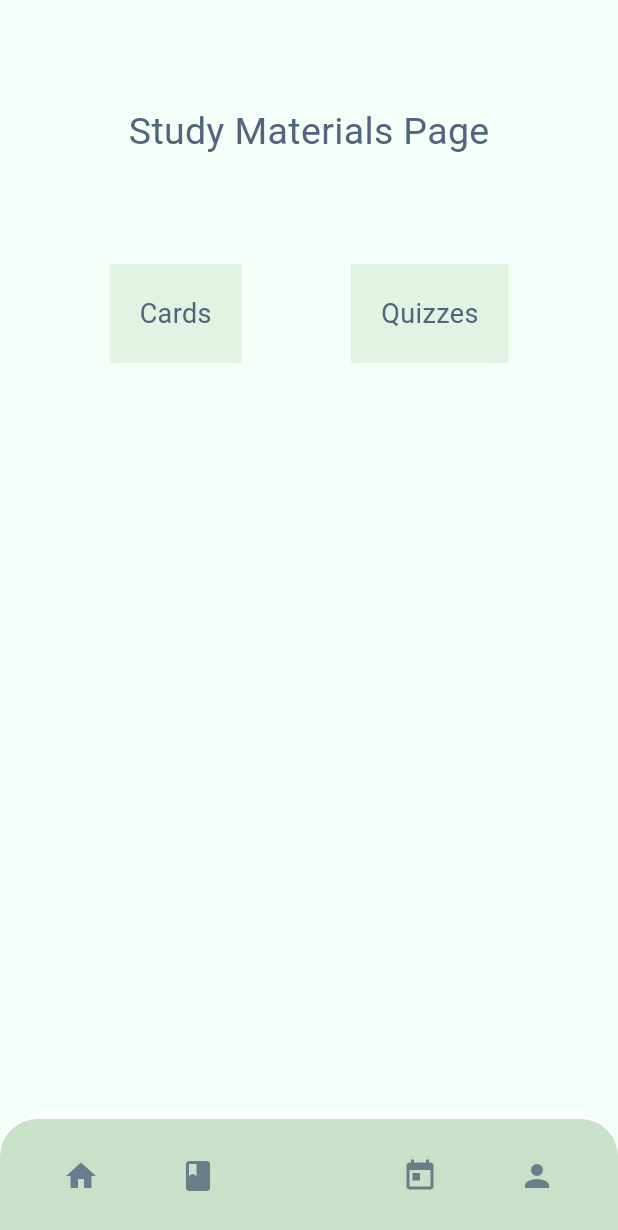
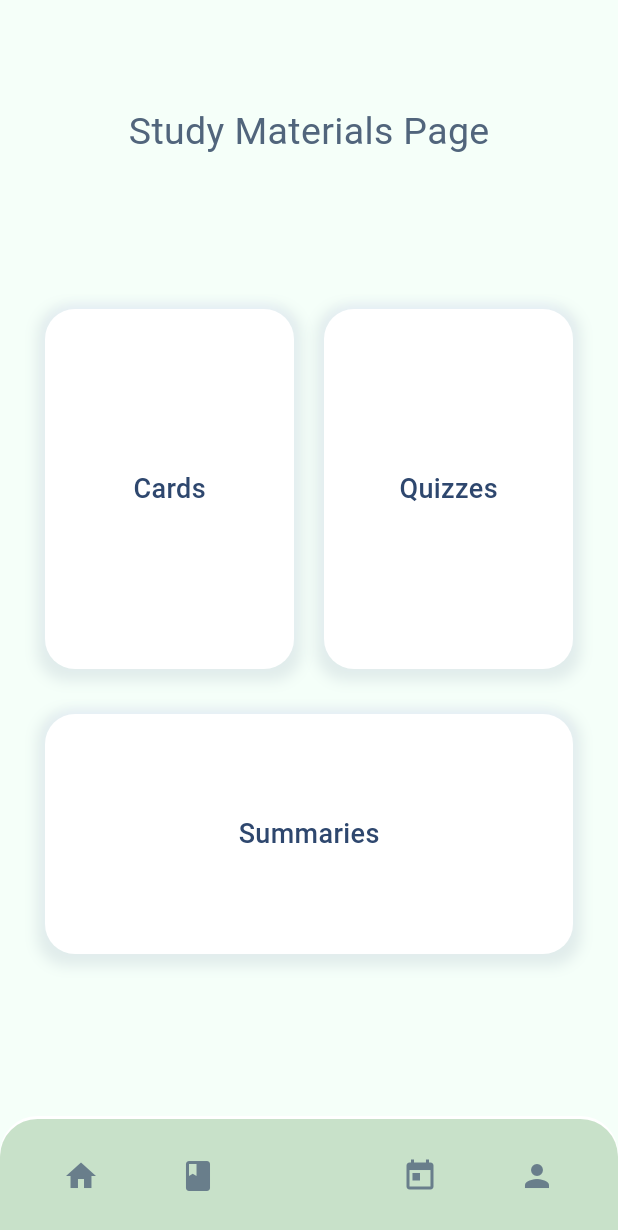
Before and after one commit to blueCuraca0/notenova, a Flutter app: the AuthorizationPage screen opened by its route, after a tap on the "book" icon, on a phone screen of 412 x 824 dp. Shown: the top 1230 px of the screen. Run offline on Flutter 3.47's test engine with Material 3 defaults, Android fonts, the phone set to English and light mode, and no system bars; our stand-ins replace cloud_firestore, easy_localization, firebase_auth, firebase_core, flutter_bloc, flutter_local_notifications and 3 more; accounts and stored records are empty; Roboto replaces fonts that are missing (Ubuntu).

Commit message:
something went wrong :(

```diff
--- a/lib/features/autorization/presentation/pages/authoriazation_page.dart
+++ b/lib/features/autorization/presentation/pages/authoriazation_page.dart
@@ -13,7 +13,7 @@ class AuthorizationPage extends StatelessWidget {
         stream: FirebaseAuth.instance.authStateChanges(),
         builder: (context, snapshot) {
           if (snapshot.hasData && snapshot.data != null) {
-            return MainPage();
+            return const MainPage();
           }
           return LoginPage();
         },
--- a/lib/features/autorization/presentation/pages/login_page.dart
+++ b/lib/features/autorization/presentation/pages/login_page.dart
@@ -54,9 +54,6 @@ class _LoginPageState extends State<LoginPage> {
     }
   }
 
-  void _singInAnonymous() {
-
-  }
 
   @override
   Widget build(BuildContext context) {
--- a/lib/features/cards/presentation/pages/create_cards_page.dart
+++ b/lib/features/cards/presentation/pages/create_cards_page.dart
@@ -1,10 +1,6 @@
-import 'package:flutter/cupertino.dart';
 import 'package:flutter/material.dart';
-import 'package:flutter/widgets.dart';
-import 'package:notenova/core/utils/c_routes.dart';
 import 'package:notenova/core/widgets/custom_button.dart';
 import 'package:notenova/features/cards/data/firebase_service.dart';
-import 'package:notenova/features/cards/data/models/flashcard_stack_model.dart';
 import 'package:notenova/features/cards/presentation/pages/flashcard_page.dart';
 import 'package:notenova/features/cards/presentation/widgets/light_rounded_bg.dart';
 
@@ -14,6 +10,7 @@ import '../../../../core/widgets/bottom_nav_bar.dart';
 import '../../../../core/widgets/custom_app_bar.dart';
 import '../../../../main.dart';
 import '../../domain/entities/flashcard.dart';
+import '../../domain/entities/flashcard_stack.dart';
 import '../tiles/card_editing_tile.dart';
 
 class CreateCardsPage extends StatefulWidget {
--- a/lib/features/cards/presentation/pages/flashcard_page.dart
+++ b/lib/features/cards/presentation/pages/flashcard_page.dart
@@ -1,11 +1,11 @@
 import 'package:flutter/material.dart';
 import 'package:notenova/core/utils/constants.dart';
 import 'package:notenova/core/widgets/custom_app_bar.dart';
-import 'package:notenova/features/cards/data/models/flashcard_stack_model.dart';
 import 'package:notenova/features/cards/presentation/pages/card_stacks_page.dart';
 import '../../../../core/style/c_colors.dart';
 import '../../../../core/widgets/congratulations_dialog.dart';
 import '../../domain/entities/flashcard.dart';
+import '../../domain/entities/flashcard_stack.dart';
 import '../tiles/flashcard_tile.dart';
 
 class FlashcardPage extends StatefulWidget {
--- a/lib/features/cards/presentation/tiles/card_stack_tile.dart
+++ b/lib/features/cards/presentation/tiles/card_stack_tile.dart
@@ -1,12 +1,9 @@
-import 'package:flutter/cupertino.dart';
 import 'package:flutter/material.dart';
-import 'package:notenova/core/widgets/custom_button.dart';
-import 'package:notenova/features/cards/presentation/pages/flashcard_page.dart';
 import 'package:notenova/features/cards/presentation/widgets/learning_mode_dialod.dart';
 
 import '../../../../core/style/c_colors.dart';
 import '../../../../core/utils/constants.dart';
-import '../../data/models/flashcard_stack_model.dart';
+import '../../domain/entities/flashcard_stack.dart';
 
 class CardStackTile extends StatelessWidget {
   final CardStack _cardStack;
--- a/lib/features/cards/presentation/widgets/card_stack_list.dart
+++ b/lib/features/cards/presentation/widgets/card_stack_list.dart
@@ -4,6 +4,7 @@ import 'package:notenova/features/cards/data/firebase_service.dart';
 import 'package:notenova/features/cards/presentation/tiles/card_stack_tile.dart';
 
 import '../../data/models/flashcard_stack_model.dart';
+import '../../domain/entities/flashcard_stack.dart';
 
 class CardStackList extends StatelessWidget {
   const CardStackList({super.key});
@@ -37,7 +38,7 @@ class CardStackList extends StatelessWidget {
               DocumentSnapshot document = cardStackList[index];
               // getting a single card stack
               Map<String, dynamic> data = document.data() as Map<String, dynamic>;
-              CardStack cardStack = CardStack.cardStackFromJson(data);
+              CardStack cardStack = CardStackModel.cardStackFromJson(data);
 
               // outputs card stack's info (for testing)
               // List<dynamic> cards = data['cards'] as List<dynamic>;
--- a/lib/features/cards/presentation/widgets/learning_mode_dialod.dart
+++ b/lib/features/cards/presentation/widgets/learning_mode_dialod.dart
@@ -1,9 +1,9 @@
 import 'package:flutter/cupertino.dart';
 import 'package:flutter/material.dart';
 import 'package:notenova/core/utils/constants.dart';
-import 'package:notenova/features/cards/data/models/flashcard_stack_model.dart';
 import 'package:notenova/features/cards/presentation/pages/flashcard_page.dart';
 import 'package:notenova/features/cards/presentation/pages/writing_card_page.dart';
+import '../../domain/entities/flashcard_stack.dart';
 
 class LearningModeDialog extends StatelessWidget {
   final CardStack _cardStack;
--- a/lib/features/quiz_and_card/presentation/pages/study_materials_page.dart
+++ b/lib/features/quiz_and_card/presentation/pages/study_materials_page.dart
@@ -1,5 +1,7 @@
 import 'package:flutter/material.dart';
-import 'package:notenova/features/quiz_and_card/presentation/pages/quiz_page.dart';
+import 'package:notenova/core/utils/constants.dart';
+import 'package:notenova/core/widgets/custom_button.dart';
+import 'package:notenova/features/summary/presentation/pages/summary_page.dart';
 import '../../../../core/widgets/bottom_nav_bar.dart';
 import '../../../../main.dart';
 import '../../../cards/presentation/pages/card_stacks_page.dart';
@@ -8,6 +10,7 @@ import '../../../cards/presentation/pages/card_stacks_page.dart';
 import '../../../cards/presentation/pages/card_stacks_page.dart';
 
 import '../../../../core/style/c_colors.dart';
+import '../../../quizzes/presentation/main_page/quiz_page.dart';
 
 class StudyMaterialsPage extends StatelessWidget {
   const StudyMaterialsPage({super.key});
@@ -15,6 +18,7 @@ class StudyMaterialsPage extends StatelessWidget {
   @override
   Widget build(BuildContext context) {
     final height = MediaQuery.sizeOf(context).height;
+    final width = MediaQuery.sizeOf(context).width;
 
     return Scaffold(
       body: Stack(
@@ -29,42 +33,63 @@ class StudyMaterialsPage extends StatelessWidget {
                   style: TextStyle(fontSize: 25),
                 ),
               ),
+
+              Padding(
+                padding: const EdgeInsets.all(30),
+                child: Column(
+                  children: [
                     Row(
-                mainAxisAlignment: MainAxisAlignment.spaceEvenly,
+                      mainAxisAlignment: MainAxisAlignment.spaceBetween,
                       children: [
-                  // C A R D S
-                  InkWell(
-                    onTap: () {
+                        CustomButton(
+                          text: "Cards",
+                          color: Theme.of(context).cardColor,
+                          buttonPadding: buttonPadding,
+                          width: width / 2 - 40,
+                          height: bottomNavBarHeight * 3,
+                          onPressed: () {
                             Navigator.push(context, MaterialPageRoute(builder: (context) {
                               return const CardStacksPage();
                             }));
                           },
-                    child: Container(
-                      color: CColors.accent,
-                      alignment: Alignment.center,
-                      padding: const EdgeInsets.all(20),
-                      child: const Text("Cards"),
                         ),
+                        CustomButton(
+                          text: "Quizzes",
+                          color: Theme.of(context).cardColor,
+                          buttonPadding: buttonPadding,
+                          width: width / 2 - 40,
+                          height: bottomNavBarHeight * 3,
+                          onPressed: () {
+                            Navigator.push(context, MaterialPageRoute(builder: (context) {
+                              return QuizPage();
+                            }));
+                          },
+                        ),
+                      ],
                     ),
 
-                  //  Q I Z Z E S
-                  InkWell(
-                    onTap: () {
+                    bigSizedBoxHeight,
+
+                    // S U M M A R Y
+                    CustomButton(
+                      text: "Summaries",
+                      color: Theme.of(context).cardColor,
+                      buttonPadding: buttonPadding,
+                      height: bottomNavBarHeight * 2,
+                      onPressed: () {
                         Navigator.push(context, MaterialPageRoute(builder: (context) {
-                        return const QuizPage();
+                          return const SummariesPage();
                         }));
                       },
-                    child: Container(
-                      color: CColors.accent,
-                      alignment: Alignment.center,
-                      padding: const EdgeInsets.all(20),
-                      child: const Text("Quizzes"),
                     ),
+
+                  ],
                 ),
-                ],
               )
             ],
           ),
+
+
           SizedBox(
             height: height,
             child: Align(
--- a/pubspec.yaml
+++ b/pubspec.yaml
@@ -72,7 +72,8 @@ flutter:
   assets:
     - assets/images/
     - assets/translations/
-    - assets/service_credentials.json
+#    - assets/service_credentials.json
+
   # An image asset can refer to one or more resolution-specific "variants", see
   # https://flutter.dev/assets-and-images/#resolution-aware
 
```
Also changed, not shown: lib/features/cards/data/firebase_service.dart (+6 -5 lines), lib/features/cards/data/models/flashcard_model.dart (deleted, +0 -10 lines), lib/features/cards/data/models/flashcard_stack_model.dart (+2 -10 lines), lib/features/cards/domain/entities/flashcard_stack.dart (added, +14 -0 lines), lib/features/cards/presentation/pages/create_card_stack_page.dart (+5 -4 lines), lib/features/quiz_and_card/presentation/pages/quiz_page.dart (deleted, +0 -23 lines), 1 other file. Lines whose indentation alone changed are shown as unchanged.
